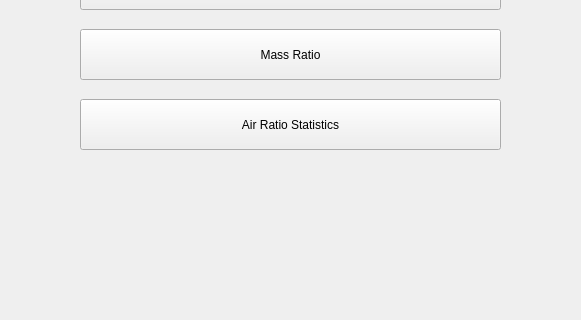
Above: UI/HomePage.ui from AndrewLiu0725/pyADR before the change; both pictures show x 130 to 711 and y 280 to 600 of the 800 by 600 pixel window. Below: the same form after it.
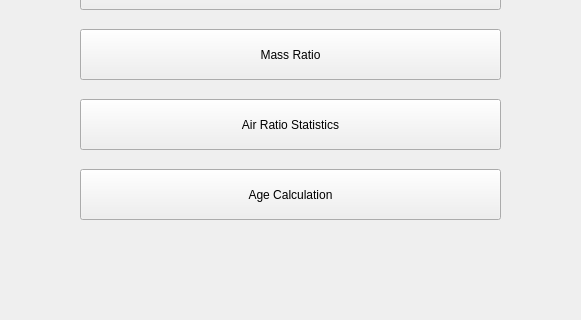
That is the form after the change.

Commit message: add Age Calculation Page

The edit to the form file:
```diff
--- a/UI/HomePage.ui
+++ b/UI/HomePage.ui
@@ -121,6 +121,28 @@
      <string>Air Ratio Statistics</string>
     </property>
    </widget>
+   <widget class="QPushButton" name="AC">
+    <property name="geometry">
+     <rect>
+      <x>210</x>
+      <y>430</y>
+      <width>421</width>
+      <height>51</height>
+     </rect>
+    </property>
+    <property name="toolTip">
+     <string>&lt;html&gt;&lt;head/&gt;&lt;body&gt;&lt;p&gt;test&lt;/p&gt;&lt;/body&gt;&lt;/html&gt;</string>
+    </property>
+    <property name="whatsThis">
+     <string>&lt;html&gt;&lt;head/&gt;&lt;body&gt;&lt;p&gt;what is this&lt;/p&gt;&lt;/body&gt;&lt;/html&gt;</string>
+    </property>
+    <property name="styleSheet">
+     <string notr="true">font: 20pt &quot;.AppleSystemUIFont&quot;;</string>
+    </property>
+    <property name="text">
+     <string>Age Calculation</string>
+    </property>
+   </widget>
   </widget>
   <widget class="QMenuBar" name="menubar">
    <property name="geometry">
```
The commit also changes 10 other files.
